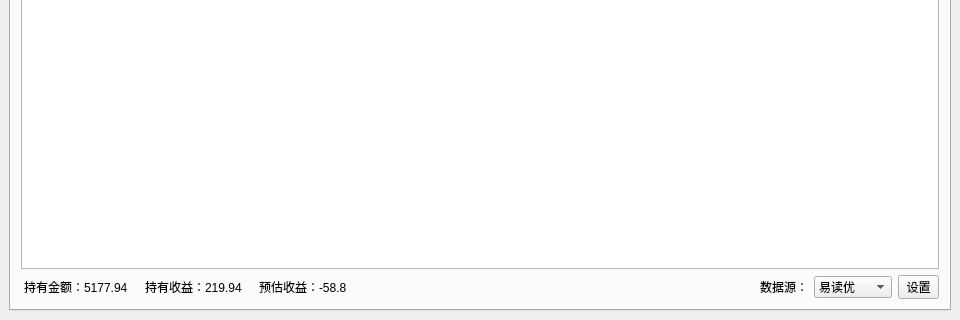
Qt form ui/fundViewForm.ui (xuzhonglin/FundView) before a commit; both pictures show x 0 to 960 and y 280 to 600 of the 960 by 600 pixel window.
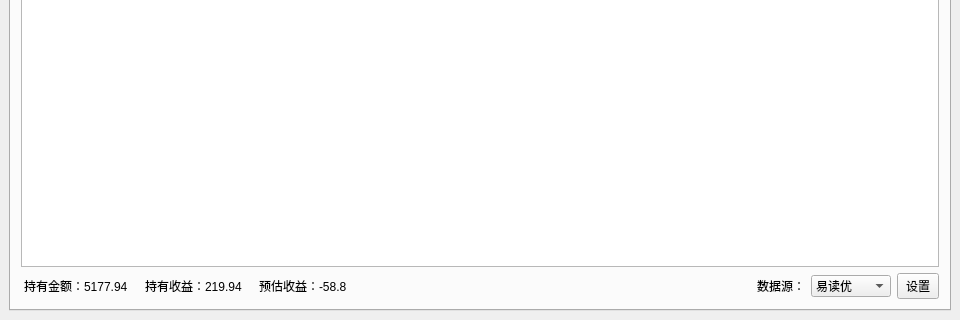
The same form after that commit. The open tabs and pages were chosen to show the change. Icons and pictures are not drawn.

The edit to the form file:
```diff
--- a/ui/fundViewForm.ui
+++ b/ui/fundViewForm.ui
@@ -133,6 +133,12 @@
             </item>
             <item>
              <widget class="QComboBox" name="dbSourceCob">
+              <property name="minimumSize">
+               <size>
+                <width>80</width>
+                <height>0</height>
+               </size>
+              </property>
               <property name="currentIndex">
                <number>0</number>
               </property>
@@ -160,6 +166,17 @@
             </item>
             <item>
              <widget class="QToolButton" name="settingBtn">
+              <property name="sizePolicy">
+               <sizepolicy hsizetype="Preferred" vsizetype="Preferred">
+                <horstretch>0</horstretch>
+                <verstretch>0</verstretch>
+               </sizepolicy>
+              </property>
+              <property name="font">
+               <font>
+                <pointsize>9</pointsize>
+               </font>
+              </property>
               <property name="focusPolicy">
                <enum>Qt::NoFocus</enum>
               </property>
@@ -167,9 +184,10 @@
                <bool>false</bool>
               </property>
               <property name="styleSheet">
-               <string notr="true">padding-left:3px;
+               <string notr="true">padding-left:4px;
 padding-right:3px;
-padding-top:1px;</string>
+padding-top:2px;
+padding-bottom:1px;</string>
               </property>
               <property name="text">
                <string>设置</string>
@@ -178,6 +196,12 @@
                <iconset resource="fundViewResource.qrc">
                 <normaloff>:/icon/setting/setting.png</normaloff>:/icon/setting/setting.png</iconset>
               </property>
+              <property name="iconSize">
+               <size>
+                <width>16</width>
+                <height>16</height>
+               </size>
+              </property>
               <property name="checkable">
                <bool>false</bool>
               </property>
```
Left out of the diff: 49 changed lines with no effect on the pictures.
